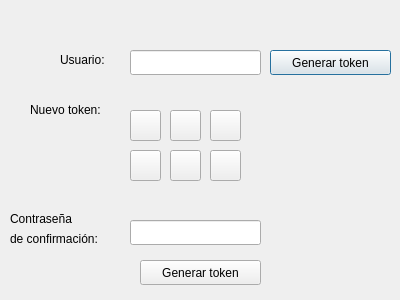
This is Interfaz/generate_new_token.ui in Los-Pollitos/PI-Redes-Sistemas-Operativos as Qt 5 draws it before an edit. The edited form follows.
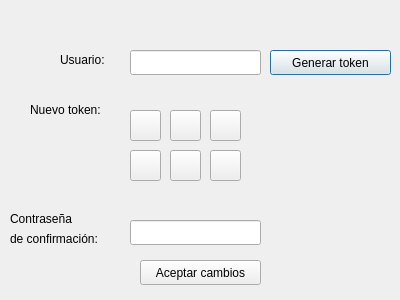
This is the edited form.

Commit message: generar nuevo token no sirve en el login server, pero por ahora todo compila

Diff of the .ui file:
```diff
--- a/Interfaz/generate_new_token.ui
+++ b/Interfaz/generate_new_token.ui
@@ -186,7 +186,7 @@
     </rect>
    </property>
    <property name="text">
-    <string>Generar token</string>
+    <string>Aceptar cambios</string>
    </property>
   </widget>
  </widget>
```
The commit also changes 5 other files.
